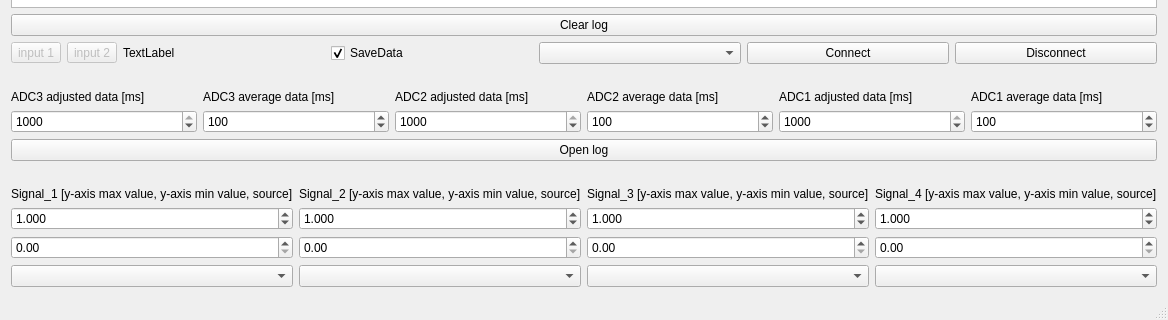
This is mainwindow.ui in rezy91/TestBoard785 as Qt 5 draws it before an edit; both pictures show x 0 to 1168 and y 407 to 727 of the 1168 by 727 pixel window. The edited form follows.
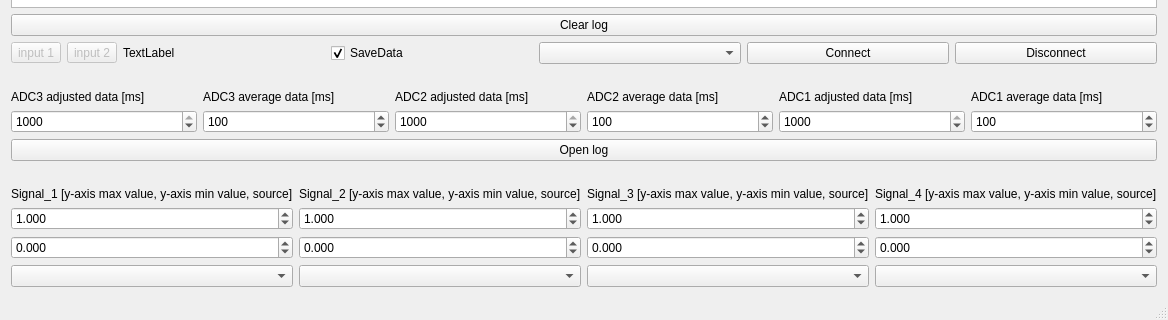
This is the edited form.

Commit message: setting additive coefficients; setting negative coefficients; displaying negative values

The edit to the form file:
```diff
--- a/mainwindow.ui
+++ b/mainwindow.ui
@@ -558,29 +558,56 @@
       </property>
       <item>
        <widget class="QDoubleSpinBox" name="doubleSpinBox_5">
+        <property name="decimals">
+         <number>3</number>
+        </property>
+        <property name="minimum">
+         <double>-99999.990000000005239</double>
+        </property>
         <property name="maximum">
-         <double>9999.989999999999782</double>
+         <double>99999.990000000005239</double>
         </property>
        </widget>
       </item>
       <item>
        <widget class="QDoubleSpinBox" name="doubleSpinBox_6">
+        <property name="decimals">
+         <number>3</number>
+        </property>
+        <property name="minimum">
+         <double>-99999.990000000005239</double>
+        </property>
         <property name="maximum">
-         <double>9999.989999999999782</double>
+         <double>99999.990000000005239</double>
         </property>
        </widget>
       </item>
       <item>
        <widget class="QDoubleSpinBox" name="doubleSpinBox_7">
+        <property name="decimals">
+         <number>3</number>
+        </property>
+        <property name="minimum">
+         <double>-99999.990000000005239</double>
+        </property>
         <property name="maximum">
-         <double>9999.989999999999782</double>
+         <double>99999.990000000005239</double>
         </property>
        </widget>
       </item>
       <item>
        <widget class="QDoubleSpinBox" name="doubleSpinBox_8">
+        <property name="decimals">
+         <number>3</number>
+        </property>
+        <property name="minimum">
+         <double>-99999.990000000005239</double>
+        </property>
         <property name="maximum">
-         <double>9999.989999999999782</double>
+         <double>99999.990000000005239</double>
+        </property>
+        <property name="value">
+         <double>0.000000000000000</double>
         </property>
        </widget>
       </item>
```
Left out of the diff: 8 changed lines with no effect on the pictures. The commit also changes 2 other files.
